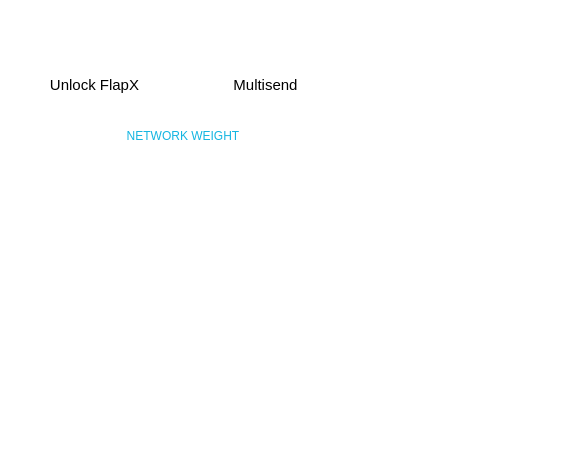
Qt form src/qt/forms/overviewpage.ui (FlapXCoin/flapxcoin) before a commit; both pictures show x 0 to 583 and y 168 to 624 of the 949 by 624 pixel window.
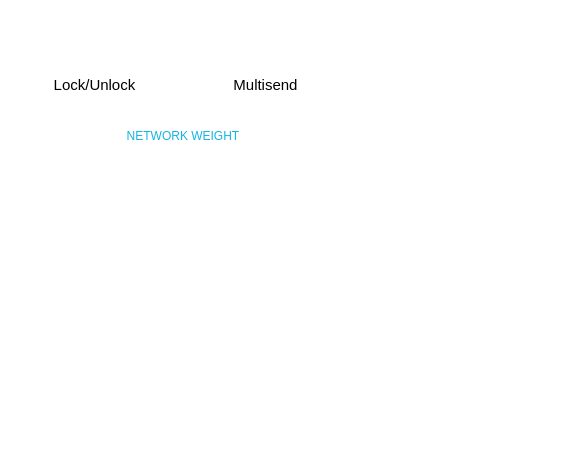
The same form after that commit. Icons and pictures are not drawn.

Commit message: removing outlines for windows

Diff of the .ui file:
```diff
--- a/src/qt/forms/overviewpage.ui
+++ b/src/qt/forms/overviewpage.ui
@@ -461,7 +461,7 @@
        <widget class="QFrame" name="frame_2">
         <property name="maximumSize">
          <size>
-          <width>1400</width>
+          <width>1300</width>
           <height>16777215</height>
          </size>
         </property>
@@ -1687,7 +1687,7 @@
                   <string notr="true">background-image:url(:/qt/themes/themes/flapxcoin/b1.png);</string>
                  </property>
                  <property name="text">
-                  <string>Unlock FlapX</string>
+                  <string>Lock/Unlock</string>
                  </property>
                 </widget>
                </item>
@@ -6545,18 +6545,56 @@
                   <enum>QFrame::Plain</enum>
                  </property>
                  <layout class="QGridLayout" name="gridLayout_8">
-                  <item row="1" column="0">
+                  <item row="0" column="0">
+                   <spacer name="horizontalSpacer">
+                    <property name="orientation">
+                     <enum>Qt::Horizontal</enum>
+                    </property>
+                    <property name="sizeHint" stdset="0">
+                     <size>
+                      <width>118</width>
+                      <height>5</height>
+                     </size>
+                    </property>
+                   </spacer>
+                  </item>
+                  <item row="0" column="1" rowspan="2" colspan="2">
+                   <widget class="QLabel" name="label_11">
+                    <property name="minimumSize">
+                     <size>
+                      <width>75</width>
+                      <height>75</height>
+                     </size>
+                    </property>
+                    <property name="maximumSize">
+                     <size>
+                      <width>75</width>
+                      <height>75</height>
+                     </size>
+                    </property>
+                    <property name="text">
+                     <string/>
+                    </property>
+                    <property name="pixmap">
+                     <pixmap resource="../bitcoin.qrc">:/qt/art/res/images/art/flapxblue.png</pixmap>
+                    </property>
+                    <property name="scaledContents">
+                     <bool>true</bool>
+                    </property>
+                   </widget>
+                  </item>
+                  <item row="1" column="0" rowspan="3">
                    <widget class="QLabel" name="label_10">
                     <property name="minimumSize">
                      <size>
-                      <width>100</width>
-                      <height>100</height>
+                      <width>75</width>
+                      <height>75</height>
                      </size>
                     </property>
                     <property name="maximumSize">
                      <size>
-                      <width>100</width>
-                      <height>100</height>
+                      <width>75</width>
+                      <height>75</height>
                      </size>
                     </property>
                     <property name="text">
@@ -6570,6 +6608,73 @@
                     </property>
                    </widget>
                   </item>
+                  <item row="2" column="1">
+                   <spacer name="horizontalSpacer_8">
+                    <property name="orientation">
+                     <enum>Qt::Horizontal</enum>
+                    </property>
+                    <property name="sizeHint" stdset="0">
+                     <size>
+                      <width>117</width>
+                      <height>5</height>
+                     </size>
+                    </property>
+                   </spacer>
+                  </item>
+                  <item row="3" column="1" rowspan="2">
+                   <widget class="QLabel" name="label_15">
+                    <property name="minimumSize">
+                     <size>
+                      <width>75</width>
+                      <height>75</height>
+                     </size>
+                    </property>
+                    <property name="maximumSize">
+                     <size>
+                      <width>75</width>
+                      <height>75</height>
+                     </size>
+                    </property>
+                    <property name="text">
+                     <string/>
+                    </property>
+                    <property name="pixmap">
+                     <pixmap resource="../bitcoin.qrc">:/qt/art/res/images/art/flapxred.png</pixmap>
+                    </property>
+                    <property name="scaledContents">
+                     <bool>true</bool>
+                    </property>
+                   </widget>
+                  </item>
+                  <item row="4" column="0">
+                   <spacer name="horizontalSpacer_9">
+                    <property name="orientation">
+                     <enum>Qt::Horizontal</enum>
+                    </property>
+                    <property name="sizeHint" stdset="0">
+                     <size>
+                      <width>118</width>
+                      <height>20</height>
+                     </size>
+                    </property>
+                   </spacer>
+                  </item>
+                  <item row="4" column="2">
+                   <spacer name="horizontalSpacer_10">
+                    <property name="orientation">
+                     <enum>Qt::Horizontal</enum>
+                    </property>
+                    <property name="sizeType">
+                     <enum>QSizePolicy::Fixed</enum>
+                    </property>
+                    <property name="sizeHint" stdset="0">
+                     <size>
+                      <width>10</width>
+                      <height>5</height>
+                     </size>
+                    </property>
+                   </spacer>
+                  </item>
                  </layout>
                 </widget>
                </item>
```
Left out of the diff: 4 changed lines with no effect on the pictures. The commit also changes 3 other files.
